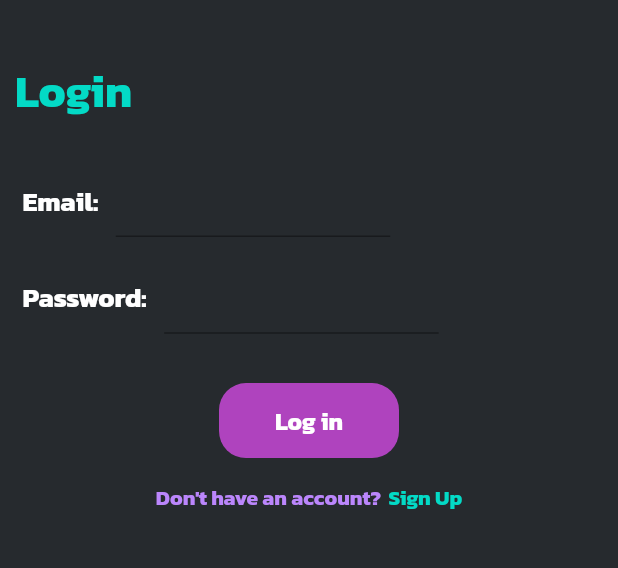
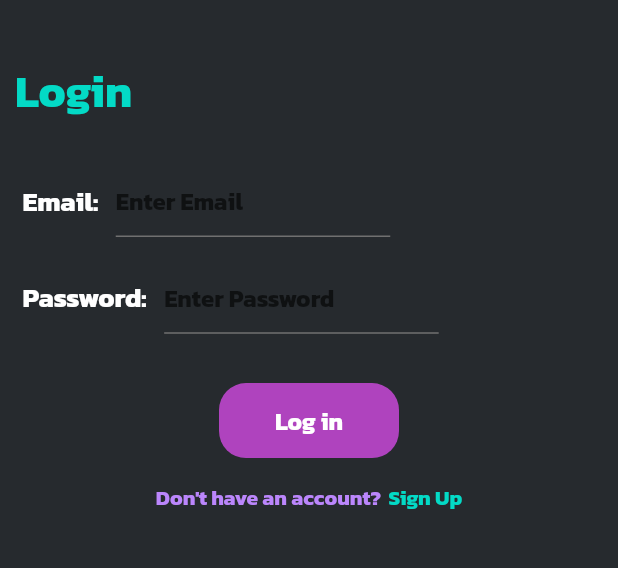
Before and after one commit to Hub-Varith/GuideAndVacuate, a Flutter app: the LoginScreen screen opened directly, on a phone screen of 412 x 824 dp, the part 120-688 px from its top. Run offline on Flutter 3.47's test engine with Material 2 defaults, Android fonts, the phone set to English and light mode, and no system bars; our stand-ins replace google_fonts.

Commit message:
Make customization and design edits to Login

```diff
--- a/lib/Screens/LoginScreen.dart
+++ b/lib/Screens/LoginScreen.dart
@@ -2,8 +2,6 @@ import 'package:flutter/material.dart';
 
 import '../Custom/page_title.dart';
 import '../constants.dart';
-
-
 
 class LoginScreen extends StatefulWidget {
   LoginScreen({Key key}) : super(key: key);
@@ -12,6 +10,26 @@ class LoginScreen extends StatefulWidget {
 }
 
 class _LoginScreenState extends State<LoginScreen> {
+
+  final emailController = TextEditingController();
+  final passwordController = TextEditingController();
+
+  @override
+  void dispose() {
+    emailController.dispose();
+    passwordController.dispose();
+    super.dispose();
+  }
+
+  void navToSignup(){
+    print("Nav to Signup");
+  }
+
+  void login(){
+    // TODO: Implement Login Process
+    print("logging in");
+  }
+
   @override
   Widget build(BuildContext context) {
     return Scaffold(
@@ -41,11 +59,25 @@ class _LoginScreenState extends State<LoginScreen> {
                 margin: EdgeInsets.fromLTRB(15, 0, 15, 0),
                 child: Row(
                   children: <Widget>[
-                    Flexible(child: Text("Email: ", style: standardWhiteTitle)),
-                    Flexible(child: Padding(
-                      padding: const EdgeInsets.fromLTRB(8.0, 0, 0, 0),
-                      child: TextField(cursorColor: Colors.white, style: TextStyle(color: Colors.white),),
-                    ),)
+                    Flexible(
+                        child: Text("Email: ", style: standardWhiteTitle)),
+                    Flexible(
+                      child: Padding(
+                        padding: const EdgeInsets.fromLTRB(8.0, 0, 0, 0),
+                        child: TextField(
+                          controller: emailController,
+                          decoration: InputDecoration(
+                              hintText: 'Enter Email',
+                              enabledBorder: UnderlineInputBorder(
+                                borderSide: BorderSide(color: Color(0xff707070)),
+                              ),
+                              focusedBorder: UnderlineInputBorder(
+                                borderSide: BorderSide(color: Color(0xff707070)),
+                              )),
+                          style: TextStyle(color: titleColor),
+                        ),
+                      ),
+                    )
                   ],
                 ),
               ),
@@ -56,11 +88,26 @@ class _LoginScreenState extends State<LoginScreen> {
                 margin: EdgeInsets.fromLTRB(15, 0, 15, 0),
                 child: Row(
                   children: <Widget>[
-                    Flexible(child: Text("Password: ", style: standardWhiteTitle)),
-                    Flexible(child: Padding(
-                      padding: const EdgeInsets.fromLTRB(8.0, 0, 0, 0),
-                      child: TextField(cursorColor: Colors.white, style: TextStyle(color: Colors.white),),
-                    ),)
+                    Flexible(
+                        child: Text("Password: ", style: standardWhiteTitle)),
+                    Flexible(
+                      child: Padding(
+                        padding: const EdgeInsets.fromLTRB(8.0, 0, 0, 0),
+                        child: TextField(
+                          controller: passwordController,
+                          obscureText: true,
+                          decoration: InputDecoration(
+                              hintText: 'Enter Password',
+                              enabledBorder: UnderlineInputBorder(
+                                borderSide: BorderSide(color: Color(0xff707070)),
+                              ),
+                              focusedBorder: UnderlineInputBorder(
+                                borderSide: BorderSide(color: Color(0xff707070)),
+                              )),
+                          style: TextStyle(color: titleColor),
+                        ),
+                      ),
+                    )
                   ],
                 ),
               ),
@@ -70,14 +117,16 @@ class _LoginScreenState extends State<LoginScreen> {
               ButtonTheme(
                 height: 50,
                 minWidth: 120,
-                              child: FlatButton(
-                  onPressed: () { print("GO TO LOGIN"); }, // TODO: Implement LOGIN API
+                child: FlatButton(
+                  onPressed: this.login,
                   color: purpleColor,
                   textColor: Colors.white,
-                  child: Text("Log in", style: standardWhiteDetail,),
+                  child: Text(
+                    "Log in",
+                    style: standardWhiteDetail,
+                  ),
                   shape: RoundedRectangleBorder(
-                      borderRadius: BorderRadius.circular(18.0),
-
+                    borderRadius: BorderRadius.circular(18.0),
                   ),
                 ),
               ),
@@ -88,9 +137,18 @@ class _LoginScreenState extends State<LoginScreen> {
                 child: Row(
                   mainAxisAlignment: MainAxisAlignment.center,
                   children: <Widget>[
-                    Text("Don't have an account?", style: finePurpleText,),
-                    SizedBox(width: 5,),
-                    Text("Sign Up", style: fineBlueText)
+                    Text(
+                      "Don't have an account?",
+                      style: finePurpleText,
+                    ),
+                    SizedBox(
+                      width: 5,
+                    ),
+                    GestureDetector(
+                      child: Text("Sign Up", style: fineBlueText),
+                      onTap: this.navToSignup,
+                    )
+
                   ],
                 ),
               )
@@ -100,4 +158,6 @@ class _LoginScreenState extends State<LoginScreen> {
       ),
     );
   }
+
+
 }
```
